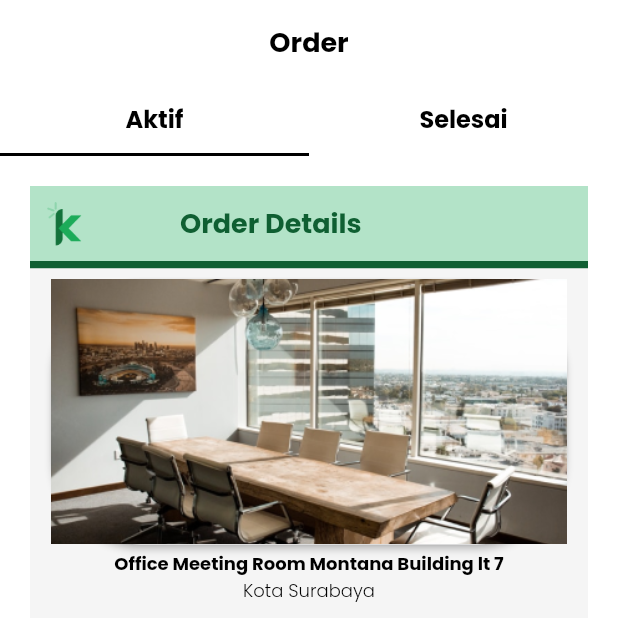
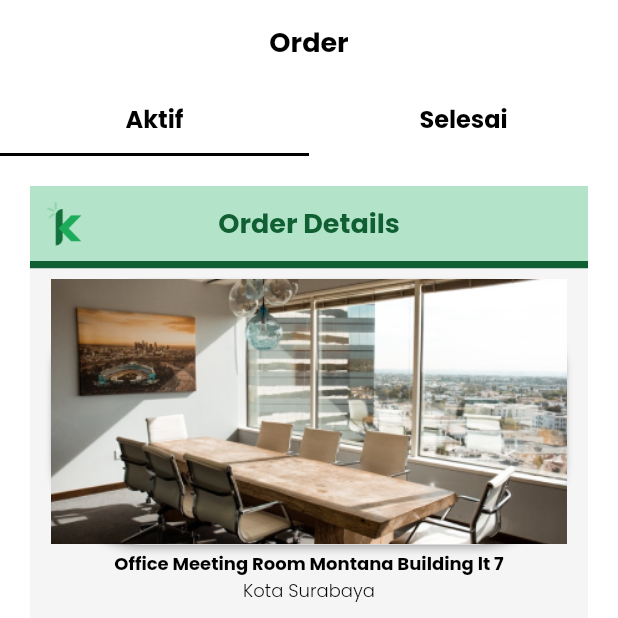
Before and after one commit to 45-Office-Booking-System/mobile-app, a Flutter app: the OrderScreen screen opened directly, on a phone screen of 412 x 824 dp, the top half of it. Run offline on Flutter 3.47's test engine with Material 2 defaults, Android fonts, the phone set to English and light mode, and no system bars; our stand-ins replace carousel_slider, dio, dropdown_button2, flutter_rating_stars, google_fonts, google_maps_flutter and 2 more; missing offline and left inert: jumping_dot; accounts and stored records are empty; network calls fail.

Commit message:
Integration, fixing, finishing app

```diff
--- a/kantoor_app/lib/screens/main/home/live_chat_screen.dart
+++ b/kantoor_app/lib/screens/main/home/live_chat_screen.dart
@@ -7,8 +7,8 @@ import 'package:kantoor_app/viewModels/livechat_provider.dart';
 import 'package:provider/provider.dart';
 
 class LiveChatScreen extends StatefulWidget {
-  Data gedung;
-  LiveChatScreen({
+  final Data gedung;
+  const LiveChatScreen({
     Key? key,
     required this.gedung,
   }) : super(key: key);
--- a/kantoor_app/lib/screens/main/order/aktif_screen.dart
+++ b/kantoor_app/lib/screens/main/order/aktif_screen.dart
@@ -38,16 +38,18 @@ class _AktifScreenState extends State<AktifScreen> {
               height: 30,
               width: 30,
             ),
+            Expanded(
+              child: Text(
+                "Order Details",
+                style: titleTextStyle.copyWith(
+                  fontSize: 18,
+                  color: primaryColor900,
+                ),
+                textAlign: TextAlign.center,
+              ),
+            ),
             const SizedBox(
-              width: 60,
-            ),
-            Text(
-              "Order Details",
-              style: titleTextStyle.copyWith(
-                fontSize: 18,
-                color: primaryColor900,
-              ),
-              textAlign: TextAlign.center,
+              width: 30,
             ),
           ],
         ),
@@ -67,8 +69,7 @@ class _AktifScreenState extends State<AktifScreen> {
           width: MediaQuery.of(context).size.width,
           color: Colors.grey[100],
           child: Padding(
-            padding: const EdgeInsets.only(
-                top: 3.0, left: 10.0, right: 10.0, bottom: 3.0),
+            padding: const EdgeInsets.only(top: 3.0, left: 10.0, right: 10.0, bottom: 3.0),
             child: Column(
               crossAxisAlignment: CrossAxisAlignment.center,
               // mainAxisAlignment: MainAxisAlignment.spaceAround,
@@ -198,8 +199,7 @@ class _AktifScreenState extends State<AktifScreen> {
                 ),
                 TextButton(
                   style: ButtonStyle(
-                    backgroundColor:
-                        MaterialStateProperty.all<Color>(Colors.red.shade300),
+                    backgroundColor: MaterialStateProperty.all<Color>(Colors.red.shade300),
                     shape: MaterialStateProperty.all<RoundedRectangleBorder>(
                       RoundedRectangleBorder(
                         borderRadius: BorderRadius.circular(10.0),
```
Also changed, not shown: kantoor_app/lib/screens/main/order/selesai_screen.dart (+11 -9 lines).
